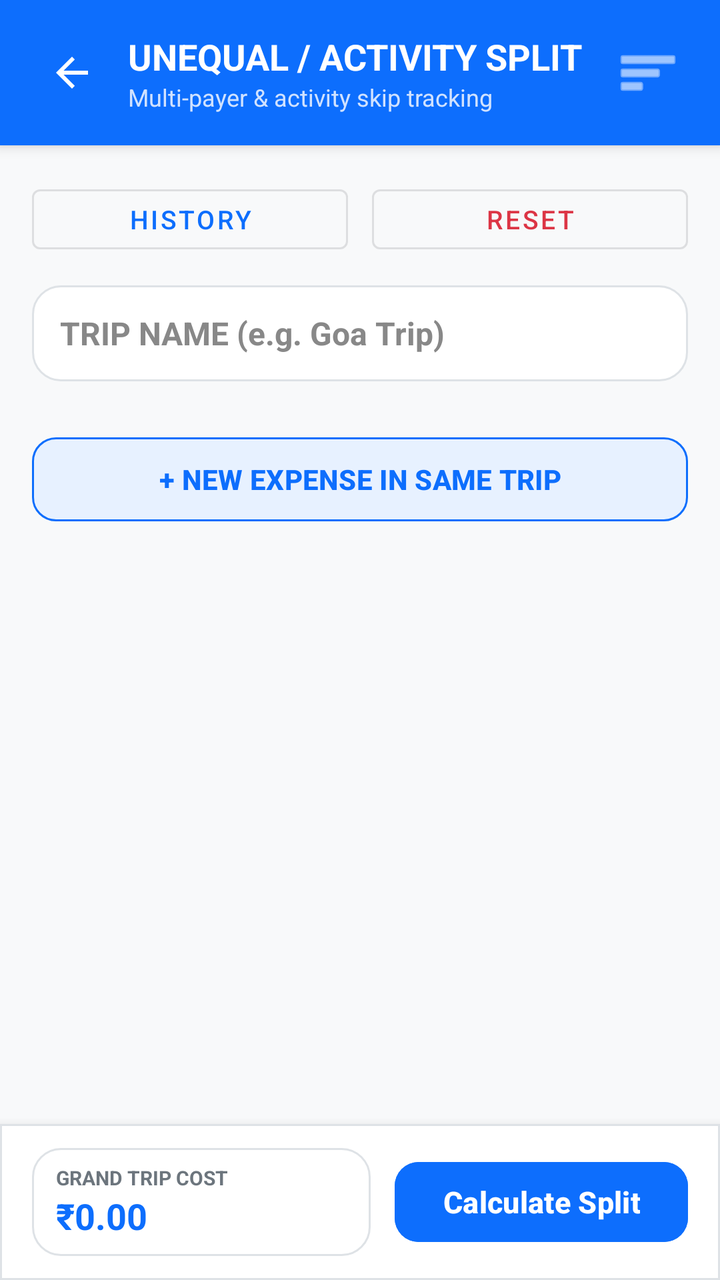
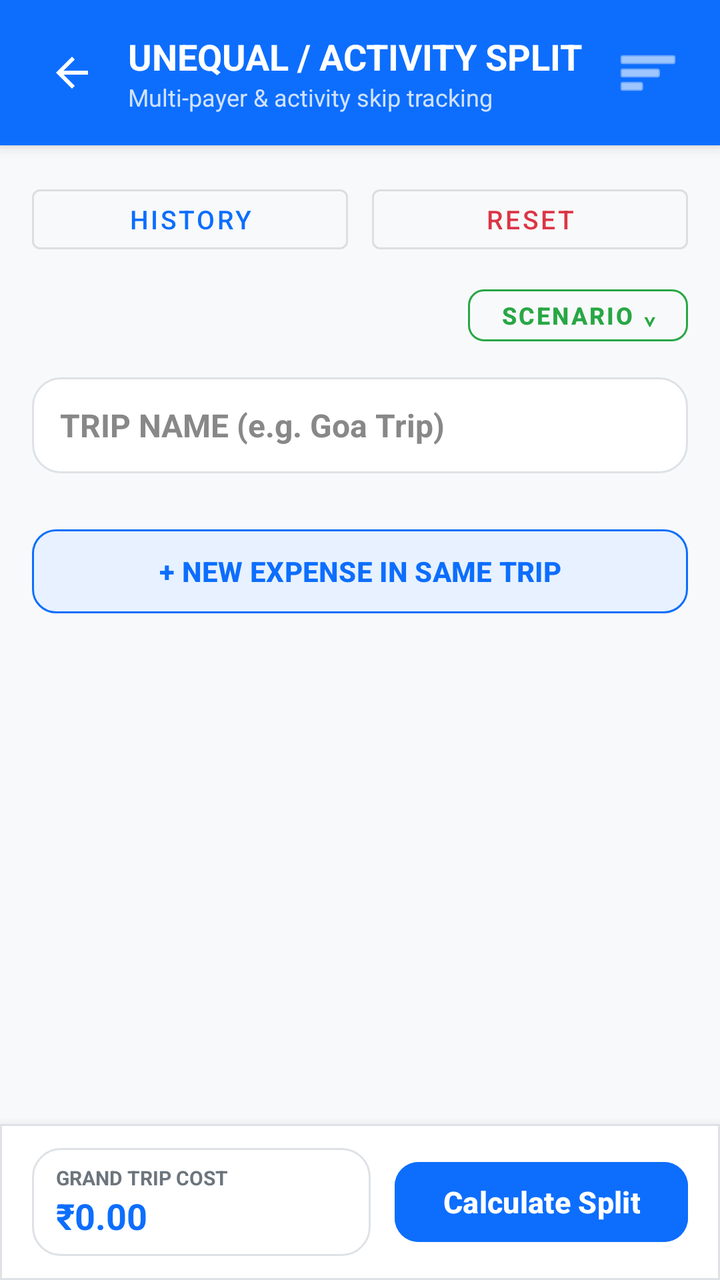

Two renders of the same Android screen: before a commit and after it. Below are the layout's source before the change and the commit's diff.
<!-- AndroidManifest.xml: application theme Theme.TripExpenseSplitter -->
<!-- res/layout/activity_unequal_split.xml -->
<?xml version="1.0" encoding="utf-8"?>
<LinearLayout xmlns:android="http://schemas.android.com/apk/res/android"
    xmlns:app="http://schemas.android.com/apk/res-auto"
    android:layout_width="match_parent"
    android:layout_height="match_parent"
    android:fitsSystemWindows="true"
    android:background="@color/screen_bg"
    android:orientation="vertical">

    
    <LinearLayout
        android:layout_width="match_parent"
        android:layout_height="wrap_content"
        android:background="@color/primary_blue"
        android:orientation="horizontal"
        android:gravity="center_vertical"
        android:paddingHorizontal="16dp"
        android:paddingVertical="16dp"
        android:elevation="4dp">

        <ImageButton
            android:id="@+id/btnBackUnequal"
            android:layout_width="40dp"
            android:layout_height="40dp"
            android:background="?attr/selectableItemBackgroundBorderless"
            android:src="?attr/homeAsUpIndicator"
            android:tint="@android:color/white"
            android:contentDescription="Back"
            android:layout_marginEnd="8dp" />

        <LinearLayout
            android:layout_width="0dp"
            android:layout_height="wrap_content"
            android:layout_weight="1"
            android:orientation="vertical">

            <TextView
                android:layout_width="wrap_content"
                android:layout_height="wrap_content"
                android:text="UNEQUAL / ACTIVITY SPLIT"
                android:textSize="18sp"
                android:textStyle="bold"
                android:textColor="#FFFFFF" />

            <TextView
                android:layout_width="wrap_content"
                android:layout_height="wrap_content"
                android:text="Multi-payer &amp; activity skip tracking"
                android:textSize="12sp"
                android:textColor="#D0E2FF" />
        </LinearLayout>

        <ImageButton
            android:id="@+id/btnMenuUnequal"
            android:layout_width="40dp"
            android:layout_height="40dp"
            android:background="?attr/selectableItemBackgroundBorderless"
            android:src="@android:drawable/ic_menu_sort_by_size"
            android:tint="@android:color/white"
            android:contentDescription="Menu" />
    </LinearLayout>

    
    <ScrollView
        android:layout_width="match_parent"
        android:layout_height="0dp"
        android:layout_weight="1"
        android:fillViewport="true">

        <LinearLayout
            android:layout_width="match_parent"
            android:layout_height="wrap_content"
            android:orientation="vertical"
            android:padding="16dp">

            
            <LinearLayout
                android:layout_width="match_parent"
                android:layout_height="wrap_content"
                android:orientation="horizontal"
                android:layout_marginBottom="12dp">

                <Button
                    android:id="@+id/btnUnequalHistory"
                    android:layout_width="0dp"
                    android:layout_height="42dp"
                    android:layout_weight="1"
                    android:text="HISTORY"
                    style="@style/Widget.MaterialComponents.Button.OutlinedButton"
                    android:textColor="@color/primary_blue"
                    android:textSize="13sp"
                    android:layout_marginEnd="6dp" />

                <Button
                    android:id="@+id/btnUnequalReset"
                    android:layout_width="0dp"
                    android:layout_height="42dp"
                    android:layout_weight="1"
                    android:text="RESET"
                    style="@style/Widget.MaterialComponents.Button.OutlinedButton"
                    android:textColor="#DC3545"
                    android:strokeColor="#DC3545"
                    android:textSize="13sp"
                    android:layout_marginStart="6dp" />
            </LinearLayout>

            
            <EditText
                android:id="@+id/etUnequalTripTitle"
                android:layout_width="match_parent"
                android:layout_height="48dp"
                android:background="@drawable/bg_card"
                android:hint="TRIP NAME (e.g. Goa Trip)"
                android:inputType="textCapCharacters"
                android:maxLines="1"
                android:paddingHorizontal="14dp"
                android:textColor="@color/text_primary"
                android:textColorHint="@color/text_hint"
                android:textSize="16sp"
                android:textStyle="bold"
                android:layout_marginBottom="16dp" />

            
            <LinearLayout
                android:id="@+id/layoutActivitiesContainer"
                android:layout_width="match_parent"
                android:layout_height="wrap_content"
                android:orientation="vertical" />

            
            <Button
                android:id="@+id/btnAddNewExpenseActivity"
                android:layout_width="match_parent"
                android:layout_height="50dp"
                android:layout_marginTop="8dp"
                android:layout_marginBottom="24dp"
                android:backgroundTint="#E7F1FF"
                android:text="+ NEW EXPENSE IN SAME TRIP"
                android:textColor="@color/primary_blue"
                android:textStyle="bold"
                android:textSize="14sp"
                app:cornerRadius="12dp"
                app:strokeColor="@color/primary_blue"
                app:strokeWidth="1dp" />

        </LinearLayout>
    </ScrollView>

    
    <com.google.android.material.card.MaterialCardView
        android:layout_width="match_parent"
        android:layout_height="wrap_content"
        app:cardBackgroundColor="@android:color/white"
        app:cardCornerRadius="0dp"
        app:cardElevation="8dp"
        app:strokeColor="@color/border_color"
        app:strokeWidth="1dp">

        <LinearLayout
            android:layout_width="match_parent"
            android:layout_height="wrap_content"
            android:gravity="center_vertical"
            android:orientation="horizontal"
            android:paddingHorizontal="16dp"
            android:paddingVertical="12dp">

            <LinearLayout
                android:layout_width="0dp"
                android:layout_height="wrap_content"
                android:layout_weight="1"
                android:background="@drawable/bg_card"
                android:orientation="vertical"
                android:paddingHorizontal="12dp"
                android:paddingVertical="8dp"
                android:layout_marginEnd="12dp">

                <TextView
                    android:layout_width="wrap_content"
                    android:layout_height="wrap_content"
                    android:text="GRAND TRIP COST"
                    android:textColor="@color/text_secondary"
                    android:textSize="10sp"
                    android:textStyle="bold" />

                <TextView
                    android:id="@+id/tvUnequalLiveTotal"
                    android:layout_width="wrap_content"
                    android:layout_height="wrap_content"
                    android:text="₹0.00"
                    android:textColor="@color/primary_blue"
                    android:textSize="18sp"
                    android:textStyle="bold" />
            </LinearLayout>

            <Button
                android:id="@+id/btnCalculateUnequalSplit"
                android:layout_width="wrap_content"
                android:layout_height="48dp"
                android:backgroundTint="@color/primary_blue"
                android:paddingHorizontal="24dp"
                android:text="Calculate Split"
                android:textColor="#FFFFFF"
                android:textSize="15sp"
                android:textStyle="bold"
                app:cornerRadius="12dp" />
        </LinearLayout>
    </com.google.android.material.card.MaterialCardView>

</LinearLayout>
<!-- resources referenced by this layout -->
<resources>
  <color name="border_color">#DEE2E6</color>
  <color name="primary_blue">#0D6EFD</color>
  <color name="screen_bg">#F8F9FA</color>
  <color name="text_hint">#888888</color>
  <color name="text_primary">#212529</color>
  <color name="text_secondary">#6C757D</color>
  <!-- drawable bg_card (drawable) -->
  <?xml version="1.0" encoding="utf-8"?>
  <shape xmlns:android="http://schemas.android.com/apk/res/android"
      android:shape="rectangle">
      <solid android:color="@color/card_bg" />
      <corners android:radius="14dp" />
      <stroke android:width="1dp" android:color="@color/border_color" />
  </shape>
  <style name="Theme.TripExpenseSplitter" parent="Base.Theme.TripExpenseSplitter" />
  <color name="card_bg">#FFFFFF</color>
  <style name="Base.Theme.TripExpenseSplitter" parent="Theme.Material3.Light.NoActionBar">
          
          
      </style>
</resources>

<!-- the commit's change to res/layout/activity_unequal_split.xml (unified diff, before → after) -->
@@ -78,7 +78,7 @@
                 android:layout_width="match_parent"
                 android:layout_height="wrap_content"
                 android:orientation="horizontal"
-                android:layout_marginBottom="12dp">
+                android:layout_marginBottom="8dp">
 
                 <Button
                     android:id="@+id/btnUnequalHistory"
@@ -105,6 +105,26 @@
             </LinearLayout>
 
             
+            <LinearLayout
+                android:layout_width="match_parent"
+                android:layout_height="wrap_content"
+                android:gravity="end"
+                android:layout_marginBottom="12dp">
+
+                <Button
+                    android:id="@+id/btnScenarioDropdown"
+                    style="@style/Widget.MaterialComponents.Button.OutlinedButton"
+                    android:layout_width="wrap_content"
+                    android:layout_height="38dp"
+                    android:text="SCENARIO ⌄"
+                    android:textColor="#28A745"
+                    app:strokeColor="#28A745"
+                    android:textSize="12sp"
+                    android:textStyle="bold"
+                    app:cornerRadius="8dp" />
+            </LinearLayout>
+
+            
             <EditText
                 android:id="@+id/etUnequalTripTitle"
                 android:layout_width="match_parent"
